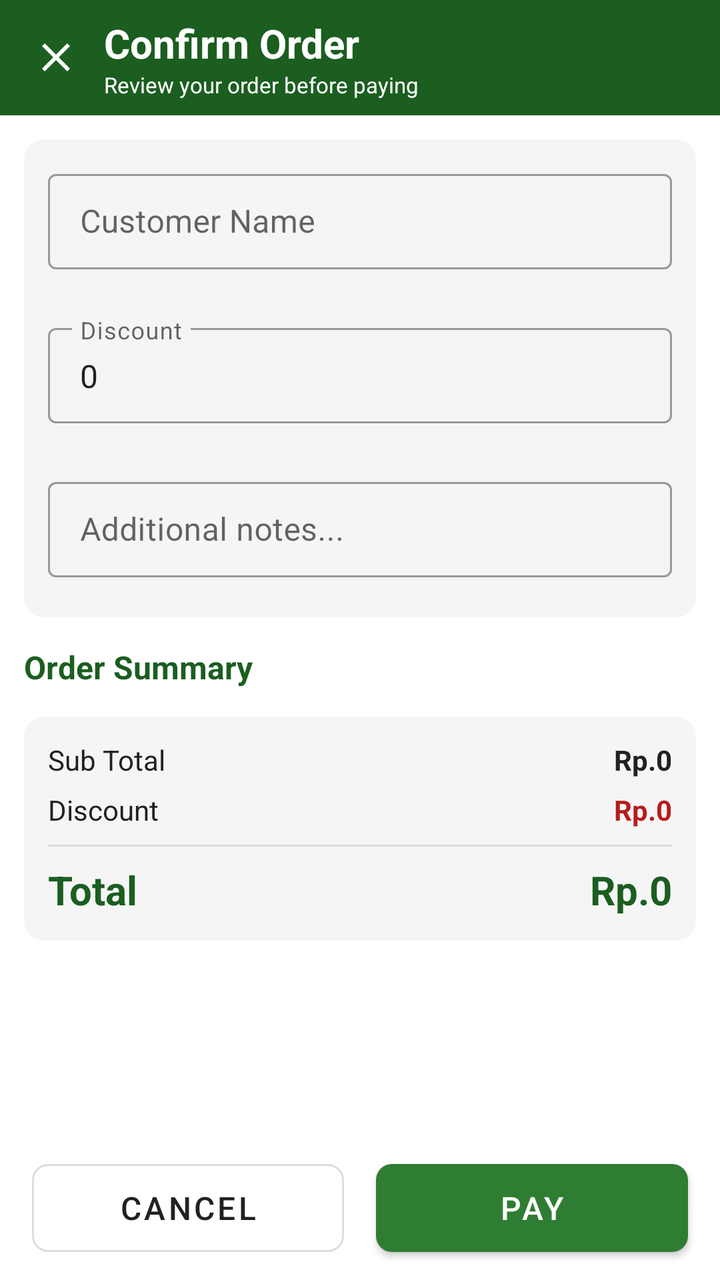
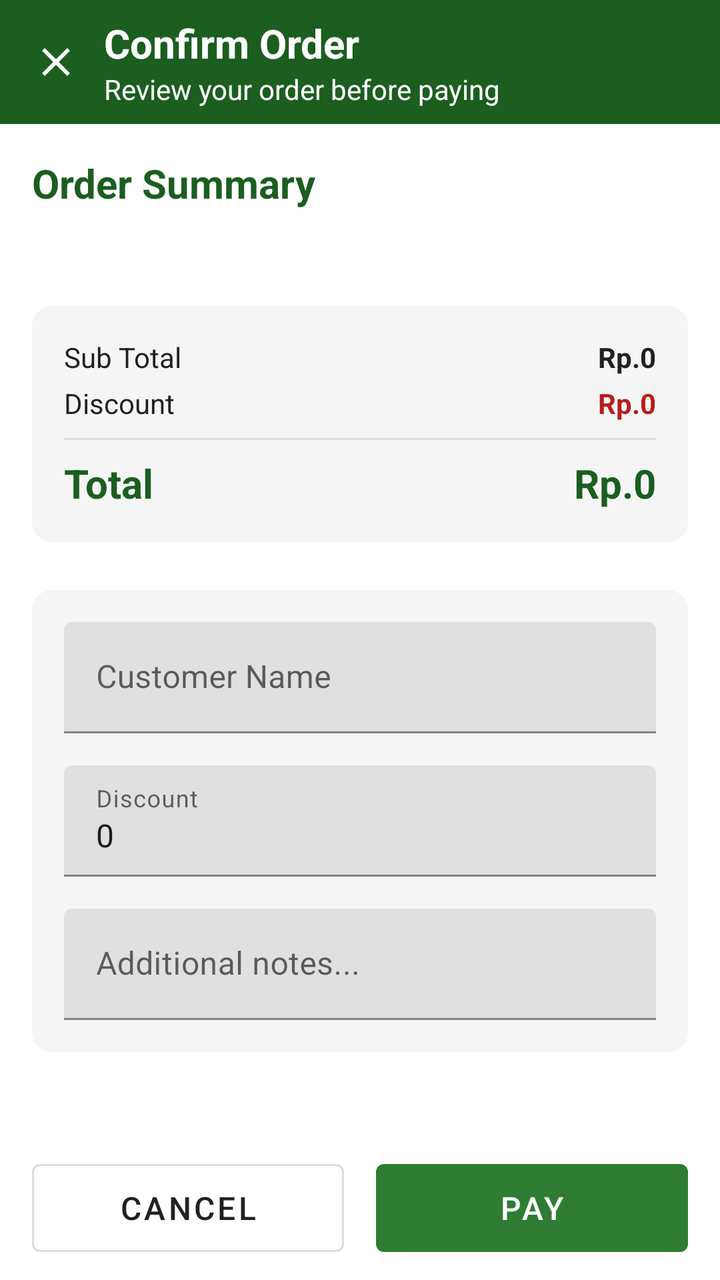

Before-and-after screenshots of an Android layout around one commit, followed by the original layout XML and the change that was made.
<!-- AndroidManifest.xml: application theme Theme.KopiHarmoni -->
<!-- res/layout/fragment_order_confirm.xml -->
<?xml version="1.0" encoding="utf-8"?>
<LinearLayout xmlns:android="http://schemas.android.com/apk/res/android"
    xmlns:app="http://schemas.android.com/apk/res-auto"
    android:layout_width="match_parent"
    android:layout_height="match_parent"
    android:background="@color/bg_white"
    android:orientation="vertical">

    <ProgressBar
        android:id="@+id/progressBar"
        android:layout_width="wrap_content"
        android:layout_height="wrap_content"
        android:layout_gravity="center"
        android:visibility="gone" />

    <TextView
        android:id="@+id/errorText"
        android:layout_width="match_parent"
        android:layout_height="wrap_content"
        android:padding="8dp"
        android:textColor="@color/status_void"
        android:visibility="gone" />

    <LinearLayout
        android:layout_width="match_parent"
        android:layout_height="wrap_content"
        android:background="?attr/colorPrimary"
        android:gravity="center_vertical"
        android:orientation="horizontal"
        android:padding="8dp">

        <ImageButton
            android:id="@+id/backButton"
            android:layout_width="40dp"
            android:layout_height="40dp"
            android:background="?attr/selectableItemBackgroundBorderless"
            android:contentDescription="@string/close"
            android:src="@drawable/ic_close"
            android:tint="@color/white" />

        <LinearLayout
            android:layout_width="0dp"
            android:layout_height="wrap_content"
            android:layout_marginStart="4dp"
            android:layout_weight="1"
            android:orientation="vertical">

            <TextView
                android:id="@+id/orderNumberText"
                android:layout_width="wrap_content"
                android:layout_height="wrap_content"
                android:text="@string/confirm_order"
                android:textColor="@color/white"
                android:textSize="@dimen/of_text_xlarge"
                android:textStyle="bold" />

            <TextView
                android:layout_width="wrap_content"
                android:layout_height="wrap_content"
                android:text="@string/review_before_pay"
                android:textColor="@color/white"
                android:textSize="@dimen/of_text_small" />
        </LinearLayout>
    </LinearLayout>

    <ScrollView
        android:layout_width="match_parent"
        android:layout_height="0dp"
        android:layout_weight="1"
        android:fillViewport="true">

        <LinearLayout
            android:layout_width="match_parent"
            android:layout_height="wrap_content"
            android:orientation="vertical"
            android:padding="12dp">

            <LinearLayout
                android:layout_width="match_parent"
                android:layout_height="wrap_content"
                android:background="@drawable/bg_stepper"
                android:orientation="vertical"
                android:padding="12dp">

                <com.google.android.material.textfield.TextInputLayout
                    style="@style/Widget.KopiHarmoni.InputLayout"
                    android:layout_width="match_parent"
                    android:layout_height="wrap_content"
                    android:hint="@string/customer_name">

                    <com.google.android.material.textfield.TextInputEditText
                        android:id="@+id/customerInput"
                        style="@style/Widget.KopiHarmoni.TextInputEditText"
                        android:layout_width="match_parent"
                        android:layout_height="wrap_content"
                        android:inputType="text" />
                </com.google.android.material.textfield.TextInputLayout>

                <com.google.android.material.textfield.TextInputLayout
                    style="@style/Widget.KopiHarmoni.InputLayout"
                    android:layout_width="match_parent"
                    android:layout_height="wrap_content"
                    android:layout_marginTop="@dimen/spacing_medium"
                    android:hint="@string/discount">

                    <com.google.android.material.textfield.TextInputEditText
                        android:id="@+id/discountInput"
                        style="@style/Widget.KopiHarmoni.TextInputEditText"
                        android:layout_width="match_parent"
                        android:layout_height="wrap_content"
                        android:inputType="numberDecimal"
                        android:text="0" />
                </com.google.android.material.textfield.TextInputLayout>

                <com.google.android.material.textfield.TextInputLayout
                    style="@style/Widget.KopiHarmoni.InputLayout"
                    android:layout_width="match_parent"
                    android:layout_height="wrap_content"
                    android:layout_marginTop="@dimen/spacing_medium"
                    android:hint="@string/additional_notes">

                    <com.google.android.material.textfield.TextInputEditText
                        android:id="@+id/remarkInput"
                        style="@style/Widget.KopiHarmoni.TextInputEditText"
                        android:layout_width="match_parent"
                        android:layout_height="wrap_content"
                        android:inputType="textMultiLine"
                        android:maxLines="2" />
                </com.google.android.material.textfield.TextInputLayout>
            </LinearLayout>

            <LinearLayout
                android:layout_width="match_parent"
                android:layout_height="wrap_content"
                android:layout_marginTop="14dp"
                android:layout_marginBottom="4dp"
                android:gravity="center_vertical"
                android:orientation="horizontal">

                <TextView
                    android:layout_width="0dp"
                    android:layout_height="wrap_content"
                    android:layout_weight="1"
                    android:text="@string/order_summary"
                    android:textColor="@color/primary"
                    android:textSize="@dimen/of_text_large"
                    android:textStyle="bold" />

                <TextView
                    android:id="@+id/itemCountText"
                    android:layout_width="wrap_content"
                    android:layout_height="wrap_content"
                    android:textColor="@color/accent"
                    android:textSize="@dimen/of_text_medium"
                    android:textStyle="bold" />
            </LinearLayout>

            <androidx.recyclerview.widget.RecyclerView
                android:id="@+id/detailRecycler"
                android:layout_width="match_parent"
                android:layout_height="wrap_content" />

            <LinearLayout
                android:layout_width="match_parent"
                android:layout_height="wrap_content"
                android:layout_marginTop="10dp"
                android:background="@drawable/bg_stepper"
                android:orientation="vertical"
                android:padding="12dp">

                <LinearLayout
                    android:layout_width="match_parent"
                    android:layout_height="wrap_content"
                    android:gravity="center_vertical"
                    android:orientation="horizontal">

                    <TextView
                        android:layout_width="0dp"
                        android:layout_height="wrap_content"
                        android:layout_weight="1"
                        android:text="@string/sub_total"
                        android:textColor="@color/text_primary"
                        android:textSize="@dimen/of_text_medium" />

                    <TextView
                        android:id="@+id/subtotalText"
                        android:layout_width="wrap_content"
                        android:layout_height="wrap_content"
                        android:text="Rp.0"
                        android:textColor="@color/text_primary"
                        android:textSize="@dimen/of_text_medium"
                        android:textStyle="bold" />
                </LinearLayout>

                <LinearLayout
                    android:layout_width="match_parent"
                    android:layout_height="wrap_content"
                    android:layout_marginTop="6dp"
                    android:gravity="center_vertical"
                    android:orientation="horizontal">

                    <TextView
                        android:layout_width="0dp"
                        android:layout_height="wrap_content"
                        android:layout_weight="1"
                        android:text="@string/discount"
                        android:textColor="@color/text_primary"
                        android:textSize="@dimen/of_text_medium" />

                    <TextView
                        android:id="@+id/discountText"
                        android:layout_width="wrap_content"
                        android:layout_height="wrap_content"
                        android:text="Rp.0"
                        android:textColor="@color/status_void"
                        android:textSize="@dimen/of_text_medium"
                        android:textStyle="bold" />
                </LinearLayout>

                <View
                    android:layout_width="match_parent"
                    android:layout_height="1dp"
                    android:layout_marginTop="8dp"
                    android:background="@color/divider" />

                <LinearLayout
                    android:layout_width="match_parent"
                    android:layout_height="wrap_content"
                    android:layout_marginTop="8dp"
                    android:gravity="center_vertical"
                    android:orientation="horizontal">

                    <TextView
                        android:layout_width="0dp"
                        android:layout_height="wrap_content"
                        android:layout_weight="1"
                        android:text="@string/total"
                        android:textColor="@color/primary"
                        android:textSize="@dimen/of_text_xlarge"
                        android:textStyle="bold" />

                    <TextView
                        android:id="@+id/totalText"
                        android:layout_width="wrap_content"
                        android:layout_height="wrap_content"
                        android:text="Rp.0"
                        android:textColor="@color/primary"
                        android:textSize="@dimen/of_text_xlarge"
                        android:textStyle="bold" />
                </LinearLayout>
            </LinearLayout>
        </LinearLayout>
    </ScrollView>

    <LinearLayout
        android:layout_width="match_parent"
        android:layout_height="wrap_content"
        android:gravity="center"
        android:orientation="horizontal"
        android:padding="8dp">

        <com.google.android.material.button.MaterialButton
            android:id="@+id/cancelButton"
            style="@style/Widget.KopiHarmoni.Button.Outlined"
            android:layout_width="0dp"
            android:layout_height="@dimen/height_button"
            android:layout_marginEnd="@dimen/spacing_small"
            android:layout_marginStart="@dimen/spacing_small"
            android:layout_weight="1"
            android:text="@string/cancel"
            android:textColor="@color/text_primary"
            android:textSize="@dimen/text_button"
            app:strokeColor="@color/divider" />

        <com.google.android.material.button.MaterialButton
            android:id="@+id/proceedButton"
            style="@style/Widget.KopiHarmoni.Button.Primary"
            android:layout_width="0dp"
            android:layout_height="@dimen/height_button"
            android:layout_marginEnd="@dimen/spacing_small"
            android:layout_marginStart="@dimen/spacing_small"
            android:layout_weight="1"
            android:text="@string/pay"
            android:textColor="@color/white"
            android:textSize="@dimen/text_button"
            app:backgroundTint="@color/accent" />
    </LinearLayout>
</LinearLayout>
<!-- resources referenced by this layout -->
<resources>
  <color name="accent">#2E7D32</color>
  <color name="bg_white">#FFFFFF</color>
  <color name="divider">#DDDDDD</color>
  <color name="primary">#1B5E20</color>
  <color name="status_void">#B71C1C</color>
  <color name="text_primary">#212121</color>
  <color name="white">#FFFFFF</color>
  <dimen name="height_button">56dp</dimen>
  <dimen name="of_text_large">@dimen/text_body</dimen>
  <dimen name="of_text_medium">@dimen/text_caption</dimen>
  <dimen name="of_text_small">@dimen/text_caption_small</dimen>
  <dimen name="of_text_xlarge">@dimen/text_title</dimen>
  <dimen name="spacing_medium">16dp</dimen>
  <dimen name="spacing_small">8dp</dimen>
  <dimen name="text_button">16sp</dimen>
  <!-- drawable bg_stepper (drawable) -->
  <?xml version="1.0" encoding="utf-8"?>
  <shape xmlns:android="http://schemas.android.com/apk/res/android"
      android:shape="rectangle">
      <solid android:color="@color/bg_light" />
      <corners android:radius="10dp" />
  </shape>
  <!-- drawable ic_close (drawable) -->
  <?xml version="1.0" encoding="utf-8"?>
  <vector xmlns:android="http://schemas.android.com/apk/res/android"
      android:width="24dp"
      android:height="24dp"
      android:viewportWidth="24"
      android:viewportHeight="24">
      <path
          android:fillColor="#FF000000"
          android:pathData="M19,6.41L17.59,5L12,10.59L6.41,5L5,6.41L10.59,12L5,17.59L6.41,19L12,13.41L17.59,19L19,17.59L13.41,12z" />
  </vector>
  <string name="additional_notes">Additional notes...</string>
  <string name="cancel">Cancel</string>
  <string name="close">Close</string>
  <string name="confirm_order">Confirm Order</string>
  <string name="customer_name">Customer Name</string>
  <string name="discount">Discount</string>
  <string name="order_summary">Order Summary</string>
  <string name="pay">Pay</string>
  <string name="review_before_pay">Review your order before paying</string>
  <string name="sub_total">Sub Total</string>
  <string name="total">Total</string>
  <style name="Widget.KopiHarmoni.Button.Outlined" parent="Widget.MaterialComponents.Button.OutlinedButton">
          <item name="android:minHeight">@dimen/height_button</item>
          <item name="android:textSize">@dimen/text_button</item>
          <item name="cornerRadius">8dp</item>
          <item name="android:layout_marginEnd">@dimen/spacing_small</item>
          <item name="android:layout_marginStart">@dimen/spacing_small</item>
      </style>
  <style name="Widget.KopiHarmoni.Button.Primary" parent="Widget.MaterialComponents.Button">
          <item name="android:minHeight">@dimen/height_button</item>
          <item name="android:textSize">@dimen/text_button</item>
          <item name="cornerRadius">8dp</item>
          <item name="android:layout_marginEnd">@dimen/spacing_small</item>
          <item name="android:layout_marginStart">@dimen/spacing_small</item>
      </style>
  <style name="Widget.KopiHarmoni.InputLayout" parent="Widget.MaterialComponents.TextInputLayout.OutlinedBox.Dense">
          <item name="android:layout_width">match_parent</item>
          <item name="android:layout_height">@dimen/height_dense_input</item>
          <item name="android:layout_marginBottom">@dimen/spacing_small</item>
      </style>
  <style name="Widget.KopiHarmoni.TextInputEditText" parent="Widget.MaterialComponents.TextInputEditText">
          <item name="android:textSize">@dimen/text_body</item>
          <item name="android:paddingStart">@dimen/spacing_medium</item>
          <item name="android:paddingEnd">@dimen/spacing_medium</item>
          <item name="android:imeOptions">actionNext</item>
      </style>
  <dimen name="text_body">16sp</dimen>
  <dimen name="text_caption">14sp</dimen>
  <dimen name="text_caption_small">11sp</dimen>
  <dimen name="text_title">20sp</dimen>
  <color name="bg_light">#F5F5F5</color>
  <dimen name="height_dense_input">48dp</dimen>
  <color name="primary_dark">#003300</color>
  <color name="secondary">#EF6C00</color>
  <color name="secondary_dark">#B23C00</color>
  <!-- unchanged entries left out for length: 1 -->
</resources>

<!-- the commit's change to res/layout/fragment_order_confirm.xml (unified diff, before → after) -->
@@ -17,7 +17,7 @@
         android:id="@+id/errorText"
         android:layout_width="match_parent"
         android:layout_height="wrap_content"
-        android:padding="8dp"
+        android:padding="@dimen/spacing_medium"
         android:textColor="@color/status_void"
         android:visibility="gone" />
 
@@ -27,7 +27,7 @@
         android:background="?attr/colorPrimary"
         android:gravity="center_vertical"
         android:orientation="horizontal"
-        android:padding="8dp">
+        android:padding="@dimen/spacing_small">
 
         <ImageButton
             android:id="@+id/backButton"
@@ -41,7 +41,7 @@
         <LinearLayout
             android:layout_width="0dp"
             android:layout_height="wrap_content"
-            android:layout_marginStart="4dp"
+            android:layout_marginStart="@dimen/spacing_xsmall"
             android:layout_weight="1"
             android:orientation="vertical">
 
@@ -51,7 +51,7 @@
                 android:layout_height="wrap_content"
                 android:text="@string/confirm_order"
                 android:textColor="@color/white"
-                android:textSize="@dimen/of_text_xlarge"
+                android:textSize="@dimen/text_title"
                 android:textStyle="bold" />
 
             <TextView
@@ -59,7 +59,7 @@
                 android:layout_height="wrap_content"
                 android:text="@string/review_before_pay"
                 android:textColor="@color/white"
-                android:textSize="@dimen/of_text_small" />
+                android:textSize="@dimen/text_caption" />
         </LinearLayout>
     </LinearLayout>
 
@@ -73,67 +73,12 @@
             android:layout_width="match_parent"
             android:layout_height="wrap_content"
             android:orientation="vertical"
-            android:padding="12dp">
+            android:padding="@dimen/spacing_medium">
 
             <LinearLayout
                 android:layout_width="match_parent"
                 android:layout_height="wrap_content"
-                android:background="@drawable/bg_stepper"
-                android:orientation="vertical"
-                android:padding="12dp">
-
-                <com.google.android.material.textfield.TextInputLayout
-                    style="@style/Widget.KopiHarmoni.InputLayout"
-                    android:layout_width="match_parent"
-                    android:layout_height="wrap_content"
-                    android:hint="@string/customer_name">
-
-                    <com.google.android.material.textfield.TextInputEditText
-                        android:id="@+id/customerInput"
-                        style="@style/Widget.KopiHarmoni.TextInputEditText"
-                        android:layout_width="match_parent"
-                        android:layout_height="wrap_content"
-                        android:inputType="text" />
-                </com.google.android.material.textfield.TextInputLayout>
-
-                <com.google.android.material.textfield.TextInputLayout
-                    style="@style/Widget.KopiHarmoni.InputLayout"
-                    android:layout_width="match_parent"
-                    android:layout_height="wrap_content"
-                    android:layout_marginTop="@dimen/spacing_medium"
-                    android:hint="@string/discount">
-
-                    <com.google.android.material.textfield.TextInputEditText
-                        android:id="@+id/discountInput"
-                        style="@style/Widget.KopiHarmoni.TextInputEditText"
-                        android:layout_width="match_parent"
-                        android:layout_height="wrap_content"
-                        android:inputType="numberDecimal"
-                        android:text="0" />
-                </com.google.android.material.textfield.TextInputLayout>
-
-                <com.google.android.material.textfield.TextInputLayout
-                    style="@style/Widget.KopiHarmoni.InputLayout"
-                    android:layout_width="match_parent"
-                    android:layout_height="wrap_content"
-                    android:layout_marginTop="@dimen/spacing_medium"
-                    android:hint="@string/additional_notes">
-
-                    <com.google.android.material.textfield.TextInputEditText
-                        android:id="@+id/remarkInput"
-                        style="@style/Widget.KopiHarmoni.TextInputEditText"
-                        android:layout_width="match_parent"
-                        android:layout_height="wrap_content"
-                        android:inputType="textMultiLine"
-                        android:maxLines="2" />
-                </com.google.android.material.textfield.TextInputLayout>
-            </LinearLayout>
-
-            <LinearLayout
-                android:layout_width="match_parent"
-                android:layout_height="wrap_content"
-                android:layout_marginTop="14dp"
-                android:layout_marginBottom="4dp"
+                android:layout_marginBottom="@dimen/spacing_large"
                 android:gravity="center_vertical"
                 android:orientation="horizontal">
 
@@ -143,7 +88,7 @@
                     android:layout_weight="1"
                     android:text="@string/order_summary"
                     android:textColor="@color/primary"
-                    android:textSize="@dimen/of_text_large"
+                    android:textSize="@dimen/text_title"
                     android:textStyle="bold" />
 
                 <TextView
@@ -151,7 +96,7 @@
                     android:layout_width="wrap_content"
                     android:layout_height="wrap_content"
                     android:textColor="@color/accent"
-                    android:textSize="@dimen/of_text_medium"
+                    android:textSize="@dimen/text_caption"
                     android:textStyle="bold" />
             </LinearLayout>
 
@@ -163,10 +108,10 @@
             <LinearLayout
                 android:layout_width="match_parent"
                 android:layout_height="wrap_content"
-                android:layout_marginTop="10dp"
+                android:layout_marginTop="@dimen/spacing_large"
                 android:background="@drawable/bg_stepper"
                 android:orientation="vertical"
-                android:padding="12dp">
+                android:padding="@dimen/spacing_medium">
 
                 <LinearLayout
                     android:layout_width="match_parent"
@@ -180,7 +125,7 @@
                         android:layout_weight="1"
                         android:text="@string/sub_total"
                         android:textColor="@color/text_primary"
-                        android:textSize="@dimen/of_text_medium" />
+                        android:textSize="@dimen/text_caption" />
 
                     <TextView
                         android:id="@+id/subtotalText"
@@ -188,14 +133,14 @@
                         android:layout_height="wrap_content"
                         android:text="Rp.0"
                         android:textColor="@color/text_primary"
-                        android:textSize="@dimen/of_text_medium"
+                        android:textSize="@dimen/text_caption"
                         android:textStyle="bold" />
                 </LinearLayout>
 
                 <LinearLayout
                     android:layout_width="match_parent"
                     android:layout_height="wrap_content"
-                    android:layout_marginTop="6dp"
+                    android:layout_marginTop="@dimen/spacing_xsmall"
                     android:gravity="center_vertical"
                     android:orientation="horizontal">
 
@@ -205,7 +150,7 @@
                         android:layout_weight="1"
                         android:text="@string/discount"
                         android:textColor="@color/text_primary"
-                        android:textSize="@dimen/of_text_medium" />
+                        android:textSize="@dimen/text_caption" />
 
                     <TextView
                         android:id="@+id/discountText"
@@ -213,20 +158,20 @@
                         android:layout_height="wrap_content"
                         android:text="Rp.0"
                         android:textColor="@color/status_void"
-                        android:textSize="@dimen/of_text_medium"
+                        android:textSize="@dimen/text_caption"
                         android:textStyle="bold" />
                 </LinearLayout>
 
                 <View
                     android:layout_width="match_parent"
                     android:layout_height="1dp"
-                    android:layout_marginTop="8dp"
+                    android:layout_marginTop="@dimen/spacing_small"
                     android:background="@color/divider" />
 
                 <LinearLayout
                     android:layout_width="match_parent"
                     android:layout_height="wrap_content"
-                    android:layout_marginTop="8dp"
+                    android:layout_marginTop="@dimen/spacing_small"
                     android:gravity="center_vertical"
                     android:orientation="horizontal">
 
@@ -236,7 +181,7 @@
                         android:layout_weight="1"
                         android:text="@string/total"
                         android:textColor="@color/primary"
-                        android:textSize="@dimen/of_text_xlarge"
+                        android:textSize="@dimen/text_title"
                         android:textStyle="bold" />
 
                     <TextView
@@ -245,9 +190,61 @@
                         android:layout_height="wrap_content"
                         android:text="Rp.0"
                         android:textColor="@color/primary"
-                        android:textSize="@dimen/of_text_xlarge"
+                        android:textSize="@dimen/text_title"
                         android:textStyle="bold" />
                 </LinearLayout>
+            </LinearLayout>
+
+            <LinearLayout
+                android:layout_width="match_parent"
+                android:layout_height="wrap_content"
+                android:layout_marginTop="@dimen/spacing_large"
+                android:background="@drawable/bg_stepper"
+                android:orientation="vertical"
+                android:padding="@dimen/spacing_medium">
+
+                <com.google.android.material.textfield.TextInputLayout
+                    android:layout_width="match_parent"
+                    android:layout_height="wrap_content"
+                    android:hint="@string/customer_name">
+
+                    <com.google.android.material.textfield.TextInputEditText
+                        android:id="@+id/customerInput"
+                        android:layout_width="match_parent"
+                        android:layout_height="wrap_content"
+                        android:inputType="text"
+                        android:textSize="@dimen/text_body" />
+                </com.google.android.material.textfield.TextInputLayout>
+
+                <com.google.android.material.textfield.TextInputLayout
+                    android:layout_width="match_parent"
+                    android:layout_height="wrap_content"
+                    android:layout_marginTop="@dimen/spacing_medium"
+                    android:hint="@string/discount">
+
+                    <com.google.android.material.textfield.TextInputEditText
+                        android:id="@+id/discountInput"
+                        android:layout_width="match_parent"
+                        android:layout_height="wrap_content"
+                        android:inputType="numberDecimal"
+                        android:text="0"
+                        android:textSize="@dimen/text_body" />
+                </com.google.android.material.textfield.TextInputLayout>
+
+                <com.google.android.material.textfield.TextInputLayout
+                    android:layout_width="match_parent"
+                    android:layout_height="wrap_content"
+                    android:layout_marginTop="@dimen/spacing_medium"
+                    android:hint="@string/additional_notes">
+
+                    <com.google.android.material.textfield.TextInputEditText
+                        android:id="@+id/remarkInput"
+                        android:layout_width="match_parent"
+                        android:layout_height="wrap_content"
+                        android:inputType="textMultiLine"
+                        android:maxLines="2"
+                        android:textSize="@dimen/text_body" />
+                </com.google.android.material.textfield.TextInputLayout>
             </LinearLayout>
         </LinearLayout>
     </ScrollView>
@@ -257,11 +254,11 @@
         android:layout_height="wrap_content"
         android:gravity="center"
         android:orientation="horizontal"
-        android:padding="8dp">
+        android:padding="@dimen/spacing_small">
 
         <com.google.android.material.button.MaterialButton
             android:id="@+id/cancelButton"
-            style="@style/Widget.KopiHarmoni.Button.Outlined"
+            style="@style/Widget.MaterialComponents.Button.OutlinedButton"
             android:layout_width="0dp"
             android:layout_height="@dimen/height_button"
             android:layout_marginEnd="@dimen/spacing_small"
@@ -274,7 +271,7 @@
 
         <com.google.android.material.button.MaterialButton
             android:id="@+id/proceedButton"
-            style="@style/Widget.KopiHarmoni.Button.Primary"
+            style="@style/Widget.MaterialComponents.Button"
             android:layout_width="0dp"
             android:layout_height="@dimen/height_button"
             android:layout_marginEnd="@dimen/spacing_small"
<!-- resource entries referenced after the edit -->
@@ -8,12 +8,10 @@
   <color name="text_primary">#212121</color>
   <color name="white">#FFFFFF</color>
   <dimen name="height_button">56dp</dimen>
-  <dimen name="of_text_large">@dimen/text_body</dimen>
-  <dimen name="of_text_medium">@dimen/text_caption</dimen>
-  <dimen name="of_text_small">@dimen/text_caption_small</dimen>
-  <dimen name="of_text_xlarge">@dimen/text_title</dimen>
+  <dimen name="spacing_large">24dp</dimen>
   <dimen name="spacing_medium">16dp</dimen>
   <dimen name="spacing_small">8dp</dimen>
+  <dimen name="spacing_xsmall">4dp</dimen>
   <dimen name="text_button">16sp</dimen>
   <!-- drawable bg_stepper (drawable) -->
   <?xml version="1.0" encoding="utf-8"?>
@@ -44,37 +42,10 @@
   <string name="review_before_pay">Review your order before paying</string>
   <string name="sub_total">Sub Total</string>
   <string name="total">Total</string>
-  <style name="Widget.KopiHarmoni.Button.Outlined" parent="Widget.MaterialComponents.Button.OutlinedButton">
-          <item name="android:minHeight">@dimen/height_button</item>
-          <item name="android:textSize">@dimen/text_button</item>
-          <item name="cornerRadius">8dp</item>
-          <item name="android:layout_marginEnd">@dimen/spacing_small</item>
-          <item name="android:layout_marginStart">@dimen/spacing_small</item>
-      </style>
-  <style name="Widget.KopiHarmoni.Button.Primary" parent="Widget.MaterialComponents.Button">
-          <item name="android:minHeight">@dimen/height_button</item>
-          <item name="android:textSize">@dimen/text_button</item>
-          <item name="cornerRadius">8dp</item>
-          <item name="android:layout_marginEnd">@dimen/spacing_small</item>
-          <item name="android:layout_marginStart">@dimen/spacing_small</item>
-      </style>
-  <style name="Widget.KopiHarmoni.InputLayout" parent="Widget.MaterialComponents.TextInputLayout.OutlinedBox.Dense">
-          <item name="android:layout_width">match_parent</item>
-          <item name="android:layout_height">@dimen/height_dense_input</item>
-          <item name="android:layout_marginBottom">@dimen/spacing_small</item>
-      </style>
-  <style name="Widget.KopiHarmoni.TextInputEditText" parent="Widget.MaterialComponents.TextInputEditText">
-          <item name="android:textSize">@dimen/text_body</item>
-          <item name="android:paddingStart">@dimen/spacing_medium</item>
-          <item name="android:paddingEnd">@dimen/spacing_medium</item>
-          <item name="android:imeOptions">actionNext</item>
-      </style>
   <dimen name="text_body">16sp</dimen>
   <dimen name="text_caption">14sp</dimen>
-  <dimen name="text_caption_small">11sp</dimen>
   <dimen name="text_title">20sp</dimen>
   <color name="bg_light">#F5F5F5</color>
-  <dimen name="height_dense_input">48dp</dimen>
   <color name="primary_dark">#003300</color>
   <color name="secondary">#EF6C00</color>
   <color name="secondary_dark">#B23C00</color>
